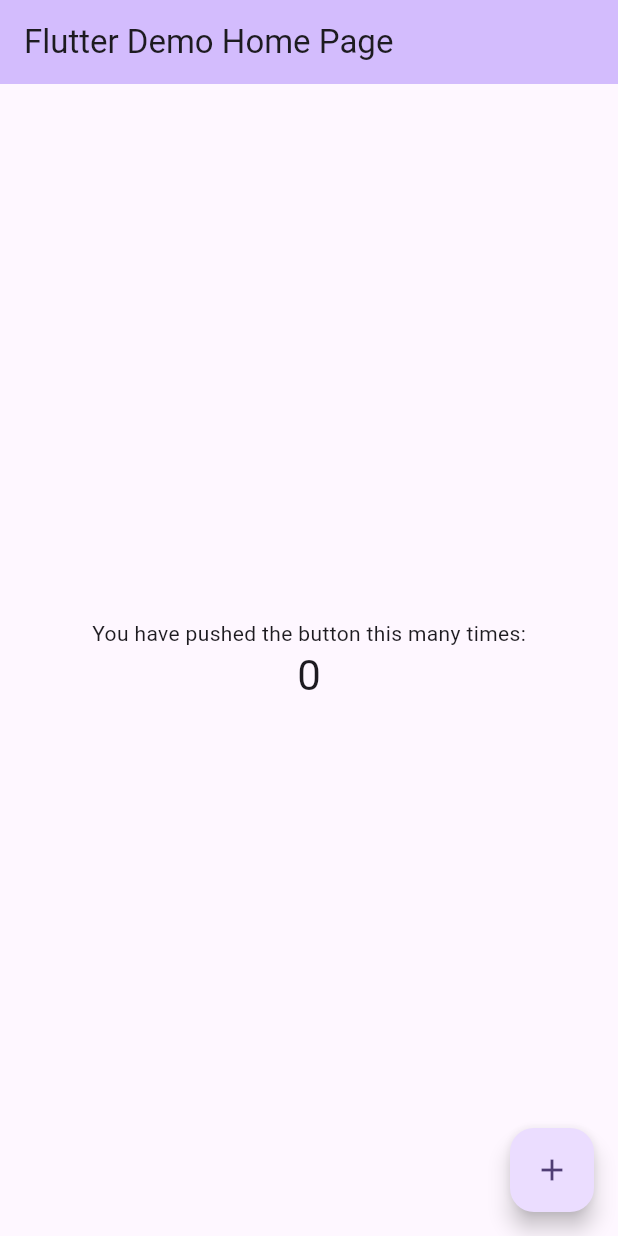
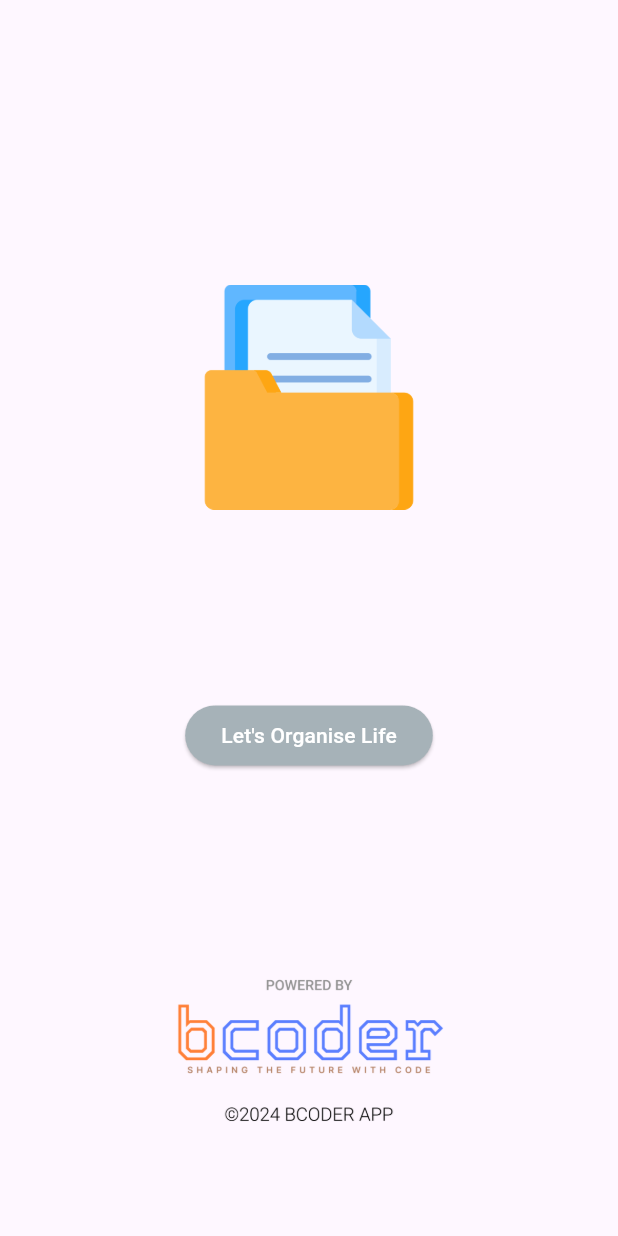
Before and after one commit to mdyasinahmed/app.DocumentsOrganiser, a Flutter app: the screen it shows after launch, on a phone screen of 412 x 824 dp. Run offline on Flutter 3.47's test engine with Material 3 defaults, Android fonts, the phone set to English and light mode, and no system bars.

Commit message:
add app all pages basic ui

```diff
--- a/documents_organiser/lib/main.dart
+++ b/documents_organiser/lib/main.dart
@@ -1,125 +1,23 @@
 import 'package:flutter/material.dart';
+import 'screens/home_page.dart';
+import 'theme/colors.dart';
 
 void main() {
-  runApp(const MyApp());
+  runApp(const DocumentsOrganiserApp());
 }
 
-class MyApp extends StatelessWidget {
-  const MyApp({super.key});
+class DocumentsOrganiserApp extends StatelessWidget {
+  const DocumentsOrganiserApp({Key? key}) : super(key: key);
 
-  // This widget is the root of your application.
   @override
   Widget build(BuildContext context) {
     return MaterialApp(
-      title: 'Flutter Demo',
+      debugShowCheckedModeBanner: false,  // Remove the debug banner
+      home: const HomePage(),             // HomePage as the main screen
       theme: ThemeData(
-        // This is the theme of your application.
-        //
-        // TRY THIS: Try running your application with "flutter run". You'll see
-        // the application has a purple toolbar. Then, without quitting the app,
-        // try changing the seedColor in the colorScheme below to Colors.green
-        // and then invoke "hot reload" (save your changes or press the "hot
-        // reload" button in a Flutter-supported IDE, or press "r" if you used
-        // the command line to start the app).
-        //
-        // Notice that the counter didn't reset back to zero; the application
-        // state is not lost during the reload. To reset the state, use hot
-        // restart instead.
-        //
-        // This works for code too, not just values: Most code changes can be
-        // tested with just a hot reload.
-        colorScheme: ColorScheme.fromSeed(seedColor: Colors.deepPurple),
-        useMaterial3: true,
+        primaryColor: AppColors.primaryColor,  // Use the global theme color
+        brightness: Brightness.light,          // Light theme for the app
       ),
-      home: const MyHomePage(title: 'Flutter Demo Home Page'),
     );
   }
 }
-
-class MyHomePage extends StatefulWidget {
-  const MyHomePage({super.key, required this.title});
-
-  // This widget is the home page of your application. It is stateful, meaning
-  // that it has a State object (defined below) that contains fields that affect
-  // how it looks.
-
-  // This class is the configuration for the state. It holds the values (in this
-  // case the title) provided by the parent (in this case the App widget) and
-  // used by the build method of the State. Fields in a Widget subclass are
-  // always marked "final".
-
-  final String title;
-
-  @override
-  State<MyHomePage> createState() => _MyHomePageState();
-}
-
-class _MyHomePageState extends State<MyHomePage> {
-  int _counter = 0;
-
-  void _incrementCounter() {
-    setState(() {
-      // This call to setState tells the Flutter framework that something has
-      // changed in this State, which causes it to rerun the build method below
-      // so that the display can reflect the updated values. If we changed
-      // _counter without calling setState(), then the build method would not be
-      // called again, and so nothing would appear to happen.
-      _counter++;
-    });
-  }
-
-  @override
-  Widget build(BuildContext context) {
-    // This method is rerun every time setState is called, for instance as done
-    // by the _incrementCounter method above.
-    //
-    // The Flutter framework has been optimized to make rerunning build methods
-    // fast, so that you can just rebuild anything that needs updating rather
-    // than having to individually change instances of widgets.
-    return Scaffold(
-      appBar: AppBar(
-        // TRY THIS: Try changing the color here to a specific color (to
-        // Colors.amber, perhaps?) and trigger a hot reload to see the AppBar
-        // change color while the other colors stay the same.
-        backgroundColor: Theme.of(context).colorScheme.inversePrimary,
-        // Here we take the value from the MyHomePage object that was created by
-        // the App.build method, and use it to set our appbar title.
-        title: Text(widget.title),
-      ),
-      body: Center(
-        // Center is a layout widget. It takes a single child and positions it
-        // in the middle of the parent.
-        child: Column(
-          // Column is also a layout widget. It takes a list of children and
-          // arranges them vertically. By default, it sizes itself to fit its
-          // children horizontally, and tries to be as tall as its parent.
-          //
-          // Column has various properties to control how it sizes itself and
-          // how it positions its children. Here we use mainAxisAlignment to
-          // center the children vertically; the main axis here is the vertical
-          // axis because Columns are vertical (the cross axis would be
-          // horizontal).
-          //
-          // TRY THIS: Invoke "debug painting" (choose the "Toggle Debug Paint"
-          // action in the IDE, or press "p" in the console), to see the
-          // wireframe for each widget.
-          mainAxisAlignment: MainAxisAlignment.center,
-          children: <Widget>[
-            const Text(
-              'You have pushed the button this many times:',
-            ),
-            Text(
-              '$_counter',
-              style: Theme.of(context).textTheme.headlineMedium,
-            ),
-          ],
-        ),
-      ),
-      floatingActionButton: FloatingActionButton(
-        onPressed: _incrementCounter,
-        tooltip: 'Increment',
-        child: const Icon(Icons.add),
-      ), // This trailing comma makes auto-formatting nicer for build methods.
-    );
-  }
-}
--- /dev/null
+++ b/documents_organiser/lib/screens/home_page.dart
@@ -0,0 +1,47 @@
+import 'package:flutter/material.dart';
+import '../theme/colors.dart';
+import 'dashboard.dart';
+
+class HomePage extends StatelessWidget {
+  const HomePage({Key? key}) : super(key: key);
+
+  @override
+  Widget build(BuildContext context) {
+    return Scaffold(
+      body: Center(
+        child: Column(
+          mainAxisAlignment: MainAxisAlignment.center,
+          children: [
+            const Spacer(flex: 3), // To push everything down a bit
+            Image.asset(
+              'assets/images/logo.png',
+              height: 150,  // Adjust height of app logo
+              width: 150,   // Adjust width of app logo
+            ),
+            const Spacer(flex: 2),
+            ElevatedButton(
+              onPressed: () {
+                Navigator.push(
+                  context,
+                  MaterialPageRoute(builder: (context) => const DashboardPage()),
+                );
+              },
+              style: ElevatedButton.styleFrom(
+                backgroundColor: AppColors.primaryColor,  // Button background color
+                foregroundColor: AppColors.foregroundColor,  // Button text color
+              ),
+              child: const Text('Let\'s Organise Life'),
+            ),
+            const Spacer(flex: 2),  // To create space between button and powered by
+            Image.asset(
+              'assets/images/powered_by.png',
+              height: 120,  // Adjust height of powered by image
+              width: 180,  // Adjust width of powered by image
+            ),
+            const Spacer(flex: 1), // To push everything up a bit
+          ],
+        ),
+      ),
+    );
+  }
+}
--- /dev/null
+++ b/documents_organiser/lib/theme/colors.dart
@@ -0,0 +1,7 @@
+import 'package:flutter/material.dart';
+
+class AppColors {
+  // static const Color primaryColor = Color(0xFFB0BEC5);  // Background color for buttons, title bar, table header, and icons
+  static const Color primaryColor = Color(0xFFA6B2B8);
+  static const Color foregroundColor = Colors.white;     // White as the foreground color
+}
```
Also changed, not shown: documents_organiser/lib/screens/categories_selection.dart (added, +86 -0 lines), documents_organiser/lib/screens/dashboard.dart (added, +40 -0 lines), documents_organiser/lib/screens/search_results.dart (added, +17 -0 lines), documents_organiser/lib/widgets/add_document_popup.dart (added, +155 -0 lines), documents_organiser/lib/widgets/custom_button.dart (added, +21 -0 lines), documents_organiser/lib/widgets/custom_dropdown.dart (added, +38 -0 lines), documents_organiser/lib/widgets/custom_table.dart (added, +62 -0 lines), documents_organiser/pubspec.yaml (+4 -4 lines), documents_organiser/assets/images/logo.png (added), documents_organiser/assets/images/powered_by.png (added), 1 other file.
